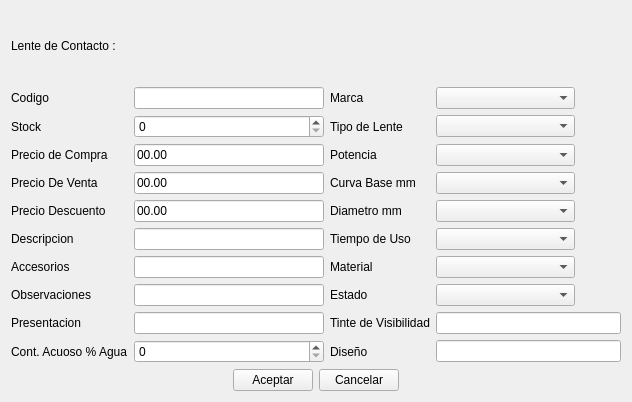
Qt form producto/ui_agregarlente.ui (rodety/Jireh) before a commit.
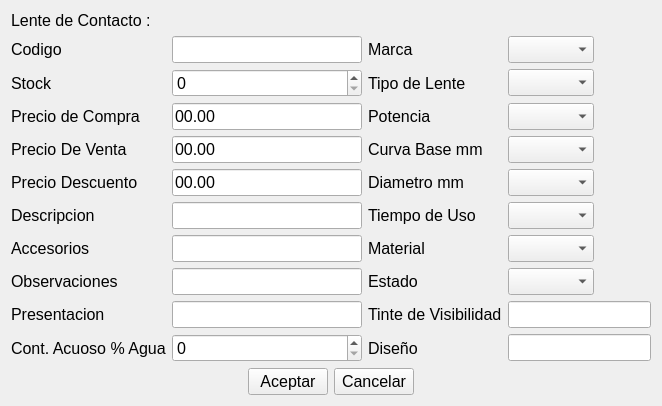
The same form after that commit. Icons and pictures are not drawn. Custom widgets are drawn as their Qt base class.

```diff
--- a/producto/ui_agregarlente.ui
+++ b/producto/ui_agregarlente.ui
@@ -10,6 +10,11 @@
     <height>402</height>
    </rect>
   </property>
+  <property name="font">
+   <font>
+    <pointsize>12</pointsize>
+   </font>
+  </property>
   <property name="windowTitle">
    <string>Form</string>
   </property>
```
